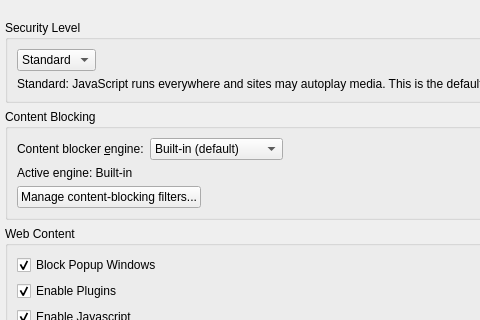
Above: src/settings.ui from janos-szenfner/arora before the change; both pictures show x 91 to 571 and y 0 to 320 of the 771 by 1305 pixel window. Below: the same form after it.
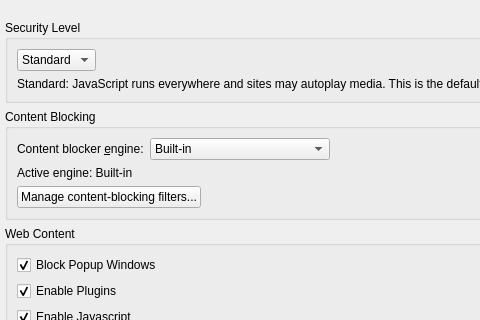
That is the form after the change. The open tabs and pages were chosen to show the change. Custom widgets are drawn as their Qt base class.

Commit message: ADBLK01: Brave adblock-rust becomes the default content blocker

What changed in the file:
```diff
--- a/src/settings.ui
+++ b/src/settings.ui
@@ -1561,12 +1561,12 @@
             </property>
             <item>
              <property name="text">
-              <string>Built-in (default)</string>
+              <string>Built-in</string>
              </property>
             </item>
             <item>
              <property name="text">
-              <string>Brave adblock-rust</string>
+              <string>Brave adblock-rust (default)</string>
              </property>
             </item>
            </widget>
```
The commit also changes 11 other files.
